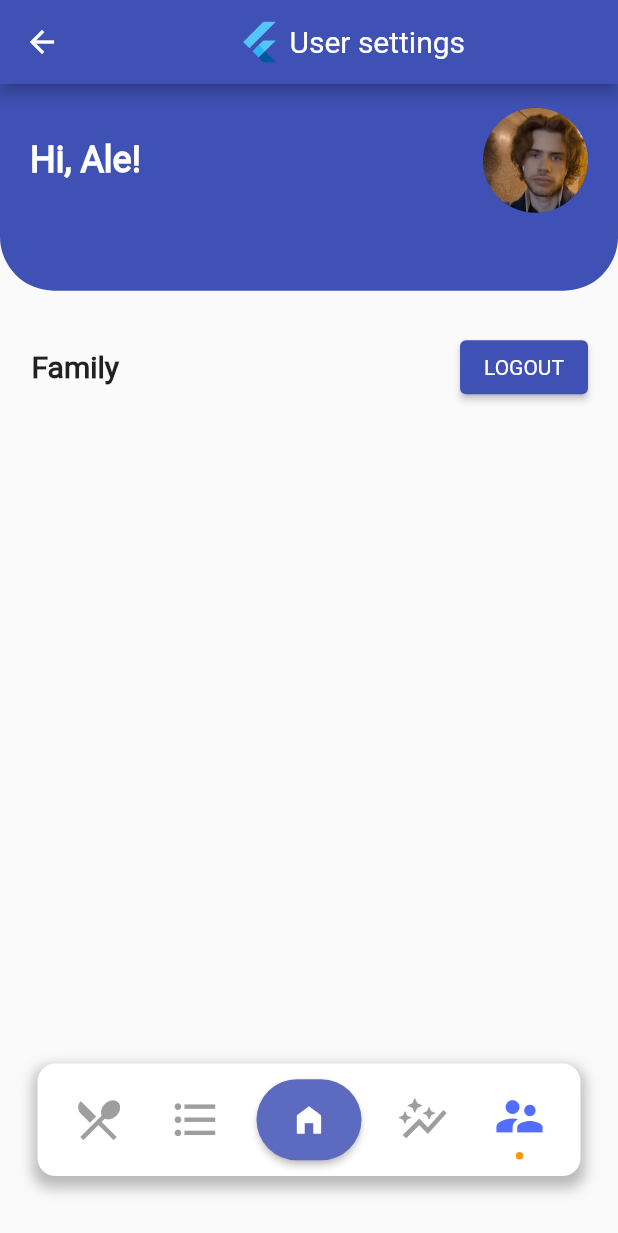
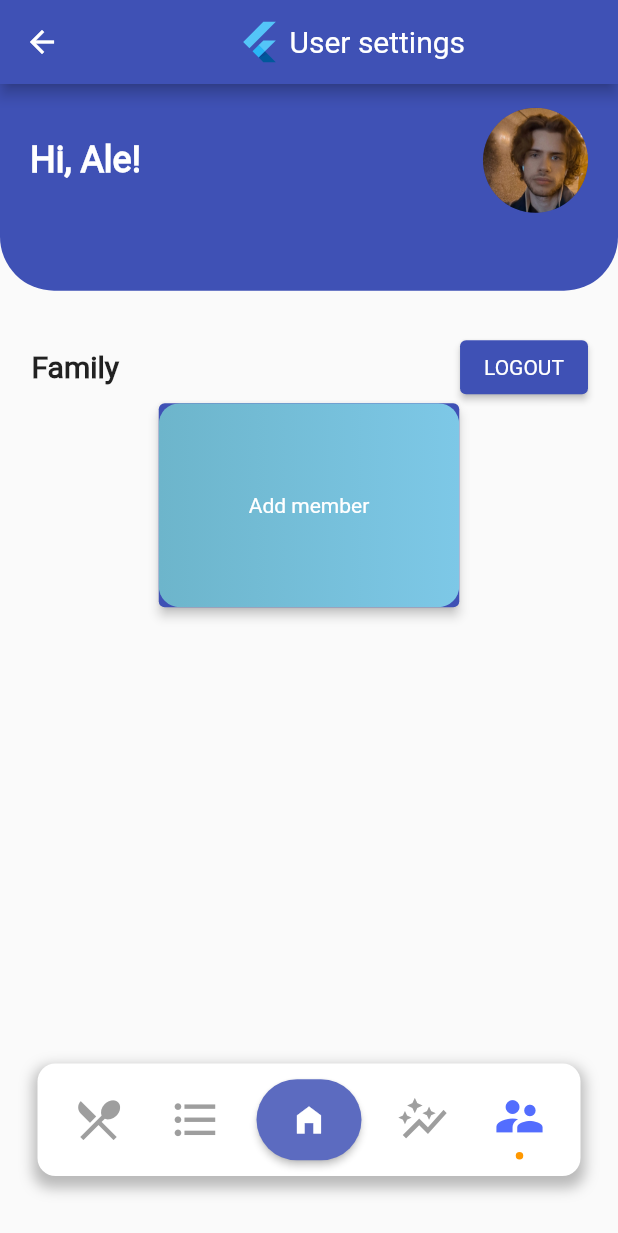
Before and after one commit to arstek131/Expire_App, a Flutter app: the MainAppScreen screen opened directly, swiped to page 5, on a phone screen of 412 x 824 dp. Shown: the top 1233 px of the screen. Run offline on Flutter 3.47's test engine with Material 2 defaults, Android fonts, the phone set to English and light mode, and no system bars; our stand-ins replace cloud_firestore, firebase_auth, firebase_core, flutter_svg, font_awesome_flutter, google_sign_in and 2 more; missing offline and left inert: enum_to_string, flutter_facebook_auth; accounts and stored records are empty.

Commit message:
Update user_info_screen.dart

```diff
--- a/expire_app/lib/screens/user_info_screen.dart
+++ b/expire_app/lib/screens/user_info_screen.dart
@@ -3,6 +3,8 @@ import 'package:expire_app/helpers/sign_in_method.dart';
 import 'package:flutter/material.dart';
 import 'package:provider/provider.dart';
 import 'package:flutter/rendering.dart';
+
+import 'dart:ui' as ui;
 
 
 /* providers */
@@ -15,7 +17,8 @@ class UserInfoScreen extends StatelessWidget {
     return SingleChildScrollView(
       child: Column(children: <Widget>[
         HeaderArea(size: size),
-        TitleWithBtn()
+        TitleWithBtn(),
+        AddMemberButton()
       ]),
     );
   }
@@ -55,7 +58,7 @@ class TitleWithBtn extends StatelessWidget {
                   throw Exception("Something went wrong during log-out");
               }
             },
-          )
+          ),
         ],
       ),
     );
@@ -131,6 +134,7 @@ class HeaderArea extends StatelessWidget {
                       backgroundImage:
                           ExactAssetImage("assets/images/sorre.png"),
                     ),
+                    //Add this CustomPaint widget to the Widget Tree
                   ],
                 ),
               ),
@@ -141,3 +145,41 @@ class HeaderArea extends StatelessWidget {
     );
   }
 }
+
+
+class AddMemberButton extends StatelessWidget {
+  @override
+  Widget build(BuildContext context) {
+    return ElevatedButton(
+      style: ElevatedButton.styleFrom(
+        padding: const EdgeInsets.all(0.0),
+        elevation: 3,
+      ),
+      onPressed: () {},
+      child: Ink(
+        decoration: BoxDecoration(
+          gradient: LinearGradient(colors: [HexColor("#6DB5CB"), HexColor("#7DC8E7")]),
+            borderRadius: BorderRadius.circular(14.0)
+        ),
+        child: Container(
+          padding: const EdgeInsets.all(60),
+          constraints: const BoxConstraints(minWidth: 150),
+          child: const Text('Add member', textAlign: TextAlign.center),
+        ),
+      ),
+    );
+  }
+}
+
+
+class HexColor extends Color {
+  static int _getColorFromHex(String hexColor) {
+    hexColor = hexColor.toUpperCase().replaceAll("#", "");
+    if (hexColor.length == 6) {
+      hexColor = "FF" + hexColor;
+    }
+    return int.parse(hexColor, radix: 16);
+  }
+
+  HexColor(final String hexColor) : super(_getColorFromHex(hexColor));
+}
```
